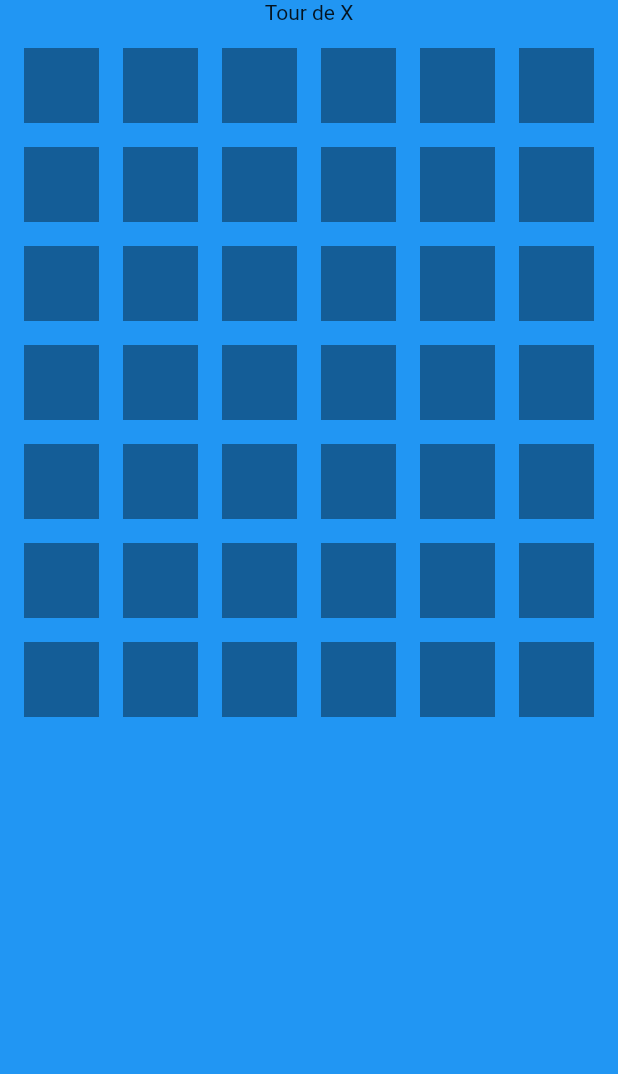
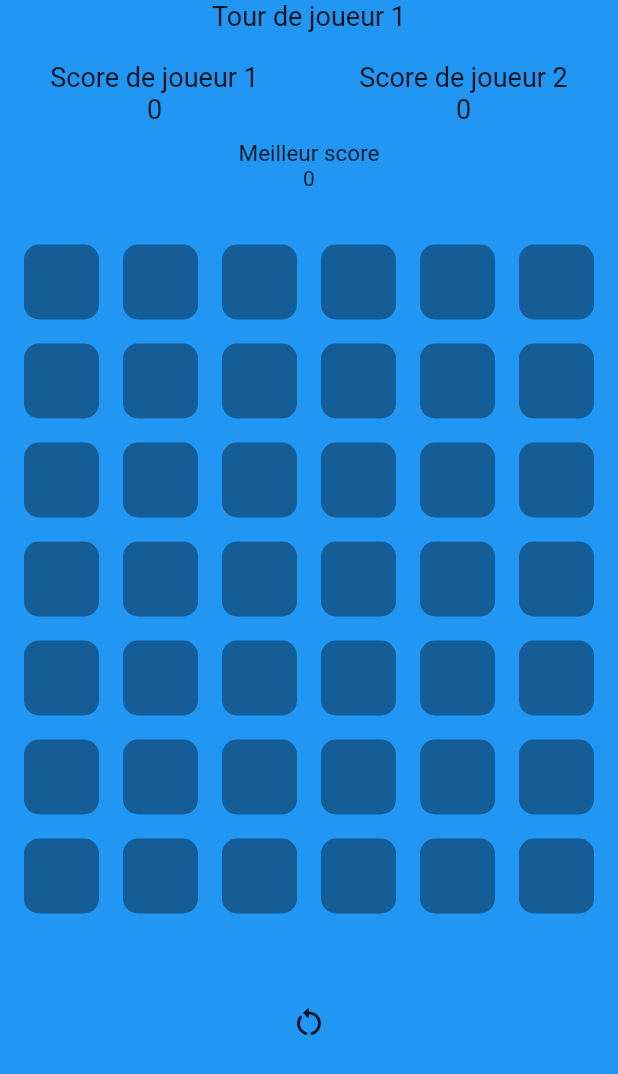
Before and after one commit to Matvdb/Puissance-4, a Flutter app: the screen it shows after launch, on a phone screen of 412 x 824 dp. Shown: the top 1074 px of the screen. Run offline on Flutter 3.47's test engine with Material 2 defaults, Android fonts, the phone set to English and light mode, and no system bars.

Commit message:
Incrementation des scores des joueurs, init de la grille de victoire

```diff
--- a/lib/class/puissance.dart
+++ b/lib/class/puissance.dart
@@ -4,8 +4,9 @@ class Puissance4{
   String joueur1 = "X";
   String joueur2 = "O";
 
-  Color couleurJ1 = Colors.red;
-  Color couleurJ2 = Colors.yellow;
+  String nameJoueur1 = "joueur 1";
+  String nameJoueur2 = "joueur 2";
+
   Color currentColor = Colors.black38;
 
   int scoreJ1 = 0;
@@ -13,16 +14,15 @@ class Puissance4{
 
   int bestScore = 0;
 
-  int code = 0;
-
   String currentPlayer = "";
+  String nomPlayer = "";
   bool gameEnd = false;
   List<String> estOccuper = [];
 
   void initGame(){
     currentPlayer = joueur1;
+    nomPlayer = nameJoueur1;
     gameEnd = false;
-    code = 0;
     estOccuper = [
       "", "", "", "", "", "",
       "", "", "", "", "", "",
@@ -40,20 +40,27 @@ class Puissance4{
     bestScore = 0;
   }
 
+  int getBestScore(){
+    if(scoreJ1 > scoreJ2){
+      bestScore = scoreJ1;
+    } else {
+      bestScore = scoreJ2;
+    }
+    return bestScore;
+  }
+
   void changerTour(){
     if(currentPlayer == joueur1){
-      currentColor = couleurJ2;
-      code = 2;
       currentPlayer = joueur2;
+      nomPlayer = nameJoueur2;
     } else{
       currentPlayer = joueur1;
-      code = 1;
-      currentColor = couleurJ1;
+      nomPlayer = nameJoueur1;
     }
   }
 
   String headerText(){
-    String tour = currentPlayer;
+    String tour = nomPlayer;
     String text = "Tour de $tour";
     return text;
   }
--- a/lib/ecrans/game.dart
+++ b/lib/ecrans/game.dart
@@ -1,9 +1,10 @@
 import 'package:flutter/material.dart';
 import 'package:puissance_4/class/puissance.dart';
-import 'package:puissance_4/ecrans/home.dart';
 
 class Game extends StatefulWidget {
-  const Game({super.key});
+  const Game({super.key, required this.title});
+
+  final String title;
 
   @override
   State<Game> createState() => _GameState();
@@ -48,8 +49,11 @@ class _GameState extends State<Game> {
         });
       },
       child: Container(
-        color: _puissance4.currentColor,
         margin: const EdgeInsets.all(8),
+        decoration: BoxDecoration(
+          borderRadius: BorderRadius.circular(10),
+          color: _puissance4.currentColor,
+        ),
         child: Center(
           child: Text(
             _puissance4.estOccuper[index],
@@ -123,15 +127,27 @@ class _GameState extends State<Game> {
             ],
           ));
           _puissance4.gameEnd = true;
-          if(grille0 == "Joueur 1"){
+          if(grille0 == _puissance4.joueur1){
             _puissance4.scoreJ1++;
-          } else if(grille0 == "Joueur 2"){
+          } else if(grille0 == _puissance4.joueur2){
             _puissance4.scoreJ2++;
           }
           return;
         }
       }
     }
+  }
+
+  _restartGame(){
+    return IconButton(
+      onPressed: (){
+        setState(() {
+          _puissance4.initGame();
+          _puissance4.initScore();
+        });
+      },
+      icon: const Icon(Icons.restart_alt_rounded)
+    );
   }
 
   Future<void> _messageFin(Row phrase) async {
@@ -153,14 +169,6 @@ class _GameState extends State<Game> {
               child: const Text('Fermer'),
               onPressed: () {
                 Navigator.of(context).pop();
-              },
-            ),
-            TextButton(
-              child: const Text('Quitter'),
-              onPressed: () {
-                setState(() {
-                  Navigator.pushReplacement(context, MaterialPageRoute(builder: (context) => Home()));
-                });
               },
             ),
             TextButton(
@@ -190,10 +198,53 @@ class _GameState extends State<Game> {
             Row(
               mainAxisAlignment: MainAxisAlignment.center,
               children: [
-                Text(_puissance4.headerText())
+                Text(_puissance4.headerText(),
+                  style: const TextStyle(
+                    fontSize: 18.0,
+                  ),
+                ),
               ],
             ),
+            const Padding(padding: EdgeInsets.all(10)),
+            Row(
+              mainAxisAlignment: MainAxisAlignment.spaceAround,
+              children: [
+                Text("Score de ${_puissance4.nameJoueur1}",
+                  style: const TextStyle(
+                    fontSize: 18.0,
+                  ),
+                ),
+                Text("Score de ${_puissance4.nameJoueur2}",
+                  style: const TextStyle(
+                    fontSize: 18.0,
+                  ),
+                ),
+              ],
+            ),
+            Row(
+              mainAxisAlignment: MainAxisAlignment.spaceAround,
+              children: [
+                Text(_puissance4.scoreJ1.toString(),
+                  style: const TextStyle(
+                    fontSize: 18.0,
+                  ),
+                ),
+                Text(_puissance4.scoreJ2.toString(),
+                  style: const TextStyle(
+                    fontSize: 18.0,
+                  ),
+                ),
+              ],
+            ),
+            const Padding(padding: EdgeInsets.all(5)),
+            const Align(
+              alignment: Alignment.center,
+              child: Text("Meilleur score", style: TextStyle(fontSize: 15.0),),
+            ),
+            Text(_puissance4.getBestScore().toString()),
+            const Padding(padding: EdgeInsets.all(10)),
             _gameContainer(),
+            _restartGame(),
           ],
         ),
       ),
--- a/lib/main.dart
+++ b/lib/main.dart
@@ -12,12 +12,12 @@ class MyApp extends StatelessWidget {
   @override
   Widget build(BuildContext context) {
     return MaterialApp(
-      title: 'Flutter Demo',
+      title: 'Puissance 4',
       theme: ThemeData(
         primaryColor: Colors.blue,
       ),
       debugShowCheckedModeBanner: false,
-      home: const Game(),
+      home: const Game(title: "Puissance 4"),
     );
   }
 }
```
Also changed, not shown: lib/ecrans/home.dart (deleted, +0 -16 lines).
